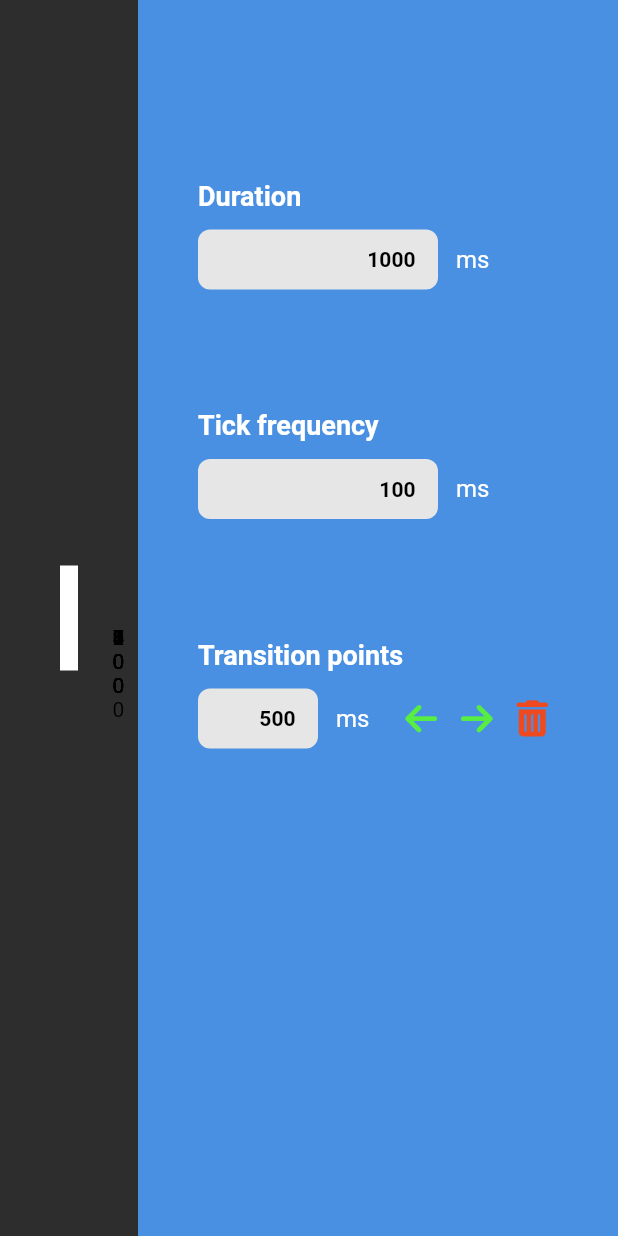
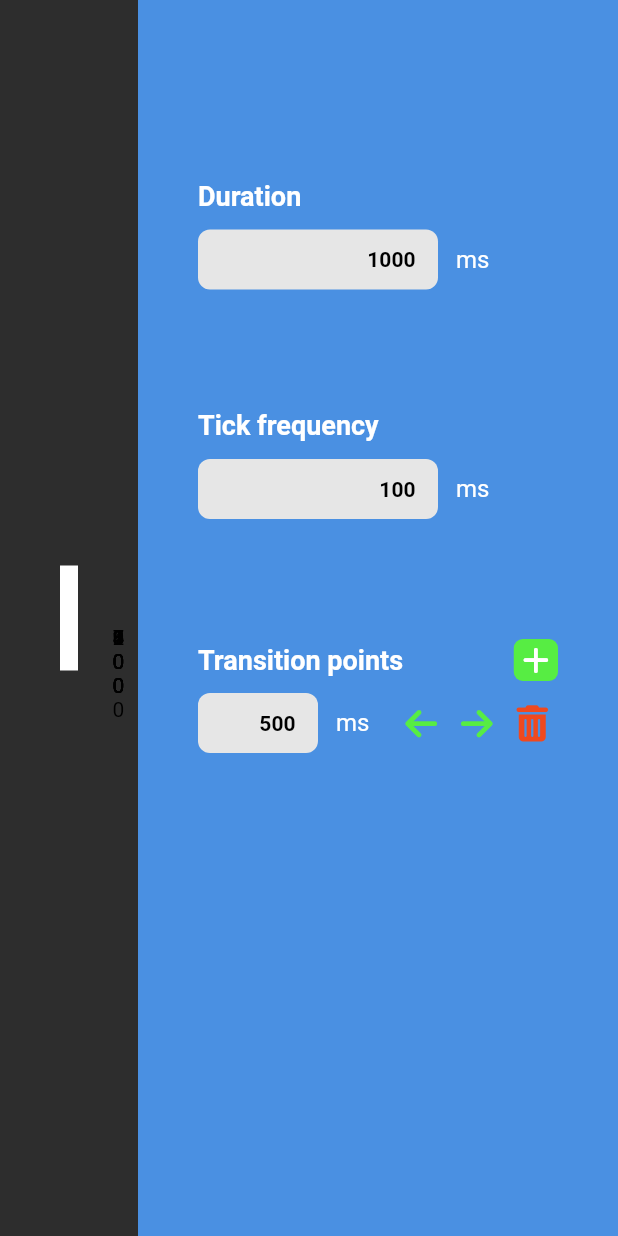
Before and after one commit to AndreiLacatos-works/opc-node-designer, a Flutter app: the screen it shows after launch, on a phone screen of 412 x 824 dp. Run offline on Flutter 3.47's test engine with Material 3 defaults, Android fonts, the phone set to English and light mode, and no system bars; our stand-ins replace flutter_riverpod, font_awesome_flutter, freezed_annotation, riverpod_annotation; missing offline and left inert: window_manager; generated files the repository leaves out were written again; statements that could not run were skipped.

Commit message:
Add transition points

```diff
--- a/src/waveform_designer/lib/state/waveform/waveform.dart
+++ b/src/waveform_designer/lib/state/waveform/waveform.dart
@@ -41,4 +41,10 @@ class WaveFormState extends _$WaveFormState {
     newPoints.removeAt(pointIndex);
     state = state.copyWith(transitionPoints: newPoints);
   }
+
+  void addTransitionPoint(int value) {
+    var newPoints = [...state.transitionPoints, value];
+    newPoints.sort();
+    state = state.copyWith(transitionPoints: newPoints);
+  }
 }
--- a/src/waveform_designer/lib/widgets/fine_tuner/controls/TransitionPointsControl.dart
+++ b/src/waveform_designer/lib/widgets/fine_tuner/controls/TransitionPointsControl.dart
@@ -1,18 +1,55 @@
 import 'package:flutter/widgets.dart';
 import 'package:flutter_riverpod/flutter_riverpod.dart';
+import 'package:font_awesome_flutter/font_awesome_flutter.dart';
 import 'package:waveform_designer/state/waveform/waveform.dart';
+import 'package:waveform_designer/widgets/fine_tuner/controls/TransitionPointAdder.dart';
 import 'package:waveform_designer/widgets/fine_tuner/controls/TransitionPointControl.dart';
 
-class TransitionPointsControl extends ConsumerWidget {
+class TransitionPointsControl extends ConsumerStatefulWidget {
   @override
-  Widget build(BuildContext context, WidgetRef ref) {
+  ConsumerState<ConsumerStatefulWidget> createState() =>
+      _TransitionPointsControlState();
+}
+
+class _TransitionPointsControlState
+    extends ConsumerState<TransitionPointsControl> {
+  late bool _addMode;
+
+  @override
+  void initState() {
+    super.initState();
+    _addMode = false;
+  }
+
+  void _triggerAddMode() {
+    setState(() {
+      _addMode = true;
+    });
+  }
+
+  void _cancelAddMode() {
+    setState(() {
+      _addMode = false;
+    });
+  }
+
+  @override
+  Widget build(BuildContext context) {
+    void handleAddPoint(int value) {
+      ref.read(waveFormStateProvider.notifier).addTransitionPoint(value);
+      _cancelAddMode();
+    }
+
     final transitionPoints = ref.watch(waveFormStateProvider).transitionPoints;
     return Expanded(
       child: Column(
         children: [
-          Container(
-            padding: EdgeInsets.only(bottom: 12),
-            width: double.infinity,
+          Padding(
+            padding: EdgeInsets.only(bottom: 8),
+            child: Row(
+              children: [
+                Expanded(
+                  child: Container(
                     child: Text(
                       "Transition points",
                       textAlign: TextAlign.left,
@@ -21,6 +58,33 @@ class TransitionPointsControl extends ConsumerWidget {
                         fontWeight: FontWeight.w600,
                       ),
                     ),
+                  ),
+                ),
+                MouseRegion(
+                  cursor: SystemMouseCursors.click,
+                  child: GestureDetector(
+                    onTap: _triggerAddMode,
+                    child: Container(
+                      padding: EdgeInsets.fromLTRB(6, 4, 6, 4),
+                      decoration: BoxDecoration(
+                        borderRadius: BorderRadius.circular(6),
+                        color: Color.fromARGB(255, 87, 237, 67),
+                      ),
+                      child: FaIcon(
+                        FontAwesomeIcons.plus,
+                        size: 20,
+                        color: Color.fromARGB(255, 255, 255, 255),
+                      ),
+                    ),
+                  ),
+                ),
+              ],
+            ),
+          ),
+          if (_addMode)
+            TransitionPointAdder(
+              onConfirm: handleAddPoint,
+              onCancel: _cancelAddMode,
             ),
           Expanded(
             child: ListView.builder(
```
Also changed, not shown: src/waveform_designer/lib/widgets/fine_tuner/controls/TransitionPointAdder.dart (added, +90 -0 lines). Lines whose indentation alone changed are shown as unchanged.
